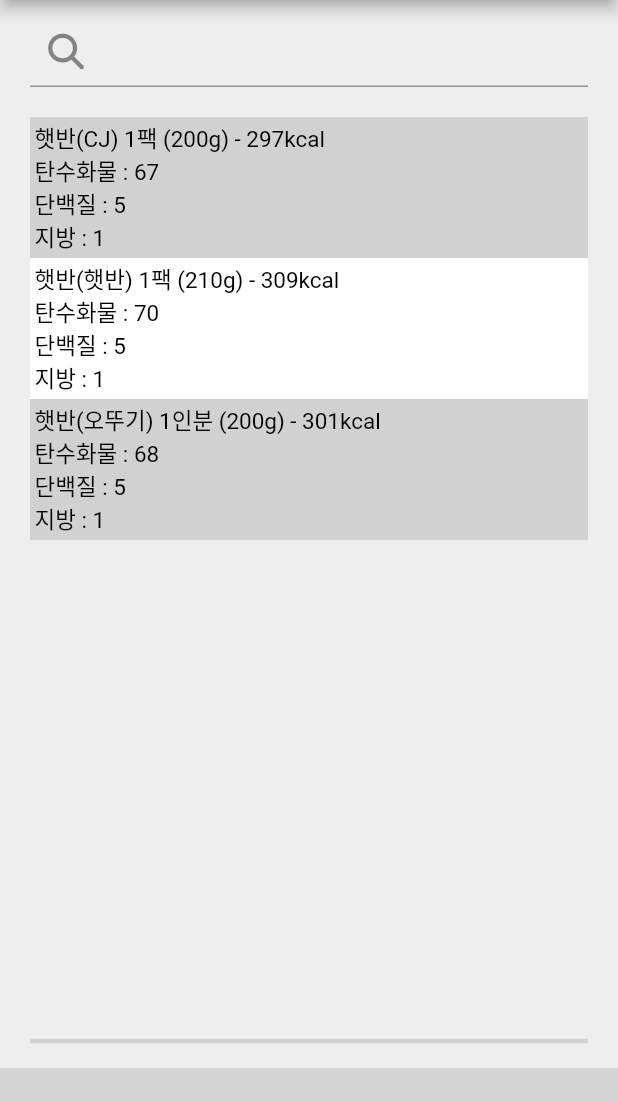
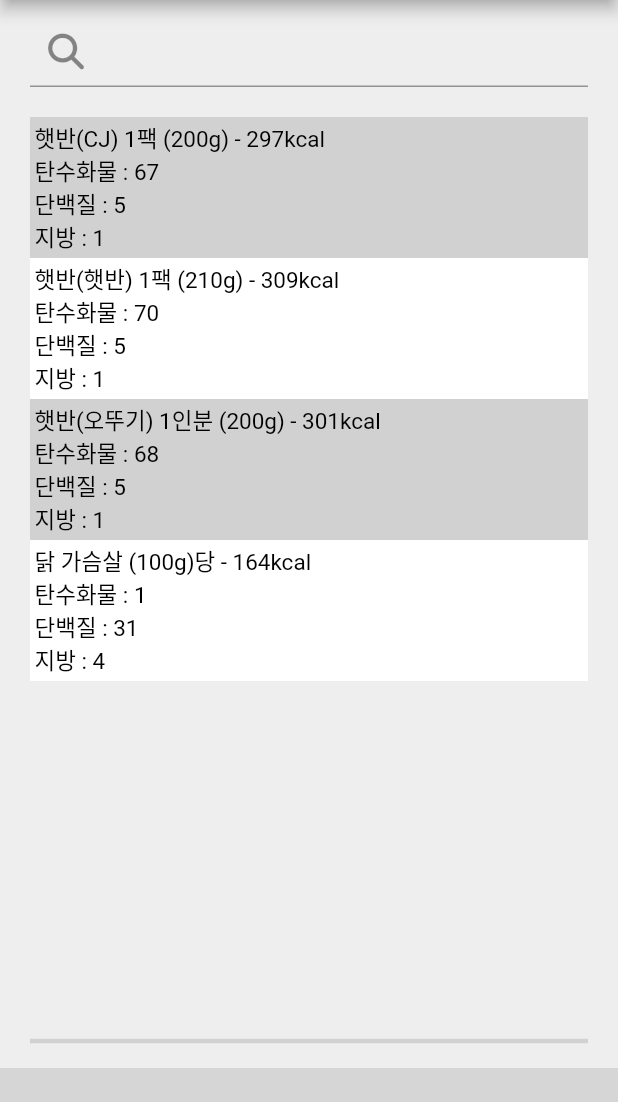
Before and after one commit to sikcal/sikcal_app, a Flutter app: the screen it shows after launch, after a tap on an icon or button, on a phone screen of 412 x 824 dp, the part 84-1186 px from its top. Run offline on Flutter 3.47's test engine with Material 2 defaults, Android fonts, the phone set to English and light mode, and no system bars; our stand-ins replace flutter_riverpod, font_awesome_flutter, liquid_progress_indicator, scroll_date_picker; missing offline and left inert: bottom_bar; grey boxes are pictures that could not be loaded.

Commit message:
meal list view (dismissible)

```diff
--- a/lib/data/provider.dart
+++ b/lib/data/provider.dart
@@ -5,9 +5,8 @@ import 'package:sikcal/model/meal_list_model.dart';
 import 'package:sikcal/model/user_basic.dart';
 
 final userRepoProvider = Provider((ref) => UserRepo(ref));
-final userBasicProvider = StateNotifierProvider<UserBasic, User>((ref) => UserBasic()); // TODO from json
+final userBasicProvider = StateNotifierProvider<UserBasic, User>((ref) => UserBasic());
 final currentMealListProvider = StateNotifierProvider<MealList, List<Meal>>((ref) => MealList(ref));
-// final currentMealListProvider = StateProvider<List<Meal>>((ref) => <Meal>[]); // TODO Calorie 연결
 final gainedCaloriesProvider = StateProvider<Map<String, int>>((ref) => {
   'carbohydrate': 0,
   'protein': 0,
--- a/lib/data/repo/user_repo.dart
+++ b/lib/data/repo/user_repo.dart
@@ -15,8 +15,8 @@ class UserRepo {
     return Future.delayed(Duration(seconds: 1), () {
       return User(
         username: 'hi-jin',
-        carbohydrate: 180,
-        protein: 150,
+        carbohydrate: 250,
+        protein: 180,
         fat: 60,
       );
     }).whenComplete(() => loadingState.state = false);
--- a/lib/main.dart
+++ b/lib/main.dart
@@ -23,7 +23,7 @@ class _MyAppState extends State<MyApp> {
     return ProviderScope(
       child: MaterialApp(
         theme: ThemeData(
-
+            scaffoldBackgroundColor: Colors.white,
             floatingActionButtonTheme: FloatingActionButtonThemeData(
               backgroundColor: primaryColor,
             ),
--- a/lib/screens/main_view.dart
+++ b/lib/screens/main_view.dart
@@ -28,7 +28,6 @@ class _MainViewState extends ConsumerState<MainView> {
     final mealList = ref.watch(currentMealListProvider);
     final gainedCalories = ref.watch(gainedCaloriesProvider.state);
 
-    //TODO enum으로
     int gainedCarbohydrate = gainedCalories.state['carbohydrate']!; // 현재 섭취한 탄, 단, 지
     int gainedProtein = gainedCalories.state['protein']!;
     int gainedFat = gainedCalories.state['fat']!;
@@ -167,6 +166,11 @@ class _MainViewState extends ConsumerState<MainView> {
                 ),
               ),
 
+              Container(
+                color: Colors.white,
+                width: double.infinity,
+                child: Column(
+                  children: [
                     const SizedBox(height: 10.0),
 
                     Text(
@@ -182,6 +186,9 @@ class _MainViewState extends ConsumerState<MainView> {
                       thickness: 1.5,
                       color: primaryColor,
                     ),
+                  ],
+                ),
+              ),
 
               const SizedBox(height: 10.0),
 
@@ -190,11 +197,12 @@ class _MainViewState extends ConsumerState<MainView> {
                 child: MealListView(mealList: mealList),
               ),
 
-              const SizedBox(height: 10.0),
-
-              Padding(
-                padding: const EdgeInsets.all(8.0),
-                child: Row(
+              Container(
+                color: Colors.white,
+                width: double.infinity,
+                child: Column(
+                  children: [
+                    Row(
                       mainAxisAlignment: MainAxisAlignment.spaceBetween,
                       children: [
                         TextButton(
@@ -219,51 +227,53 @@ class _MainViewState extends ConsumerState<MainView> {
                         ),
                       ],
                     ),
+                  ],
+                ),
               ),
             ],
           ),
         ),
       ),
       bottomNavigationBar: BottomBar(
-        itemPadding: EdgeInsets.fromLTRB(10.0, 10.0, 10.0, 20.0),
+        itemPadding: const EdgeInsets.fromLTRB(10.0, 10.0, 10.0, 20.0),
         backgroundColor: primaryColor,
         items: [
           BottomBarItem(
-              icon: Icon(
+              icon: const Icon(
                 Icons.feed,
                 color: Colors.white,
               ),
-              title: Text("피드"),
+              title: const Text("피드"),
               activeColor: Colors.white),
           BottomBarItem(
-              icon: Icon(
+              icon: const Icon(
                 Icons.chat_bubble_outline,
                 color: Colors.white,
               ),
-              title: Text("그룹 채팅"),
+              title: const Text("그룹 채팅"),
               activeColor: Colors.white),
           BottomBarItem(
-              icon: Icon(
+              icon: const Icon(
                 Icons.home_outlined,
                 size: 30.0,
                 color: Colors.white,
               ),
-              title: Text("홈 화면"),
+              title: const Text("홈 화면"),
               activeColor: Colors.white),
           BottomBarItem(
-              icon: Icon(
+              icon: const Icon(
                 Icons.star_outline,
                 size: 30.0,
                 color: Colors.white,
               ),
-              title: Text("나의 식단"),
+              title: const Text("나의 식단"),
               activeColor: Colors.white),
           BottomBarItem(
-              icon: Icon(
+              icon: const Icon(
                 Icons.person,
                 color: Colors.white,
               ),
-              title: Text("마이페이지"),
+              title: const Text("마이페이지"),
               activeColor: Colors.white),
         ],
         onTap: (int value) {
--- a/lib/screens/search_menu_view.dart
+++ b/lib/screens/search_menu_view.dart
@@ -9,7 +9,9 @@ import 'package:sikcal/screens/food_list_view.dart';
 import '../data/constants.dart';
 
 class SearchMenuView extends StatefulWidget {
-  const SearchMenuView({Key? key}) : super(key: key);
+  SearchMenuView({Key? key, this.meal}) : super(key: key);
+
+  Meal? meal;
 
   @override
   State<SearchMenuView> createState() => _SearchMenuViewState();
@@ -18,6 +20,14 @@ class SearchMenuView extends StatefulWidget {
 class _SearchMenuViewState extends State<SearchMenuView> {
   int _currentPage = 2;
 
+  late Meal meal;
+
+  @override
+  void initState() {
+    meal = widget.meal ?? Meal();
+  }
+
+  // TODO : 서버에서 받아오기
   List<Food> currentFoodList = [
     Food(
         hashId: 1,
@@ -37,9 +47,13 @@ class _SearchMenuViewState extends State<SearchMenuView> {
         carbohydrate: 68,
         protein: 5,
         fat: 1),
+    Food(
+        hashId: 4,
+        name: '닭 가슴살 (100g)당',
+        carbohydrate: 1,
+        protein: 31,
+        fat: 4),
   ];
-
-  Meal meal = Meal();
 
   @override
   Widget build(BuildContext context) {
```
Also changed, not shown: lib/screens/meal_list_view.dart (+26 -9 lines), 1 other file. Lines whose indentation alone changed are shown as unchanged.
